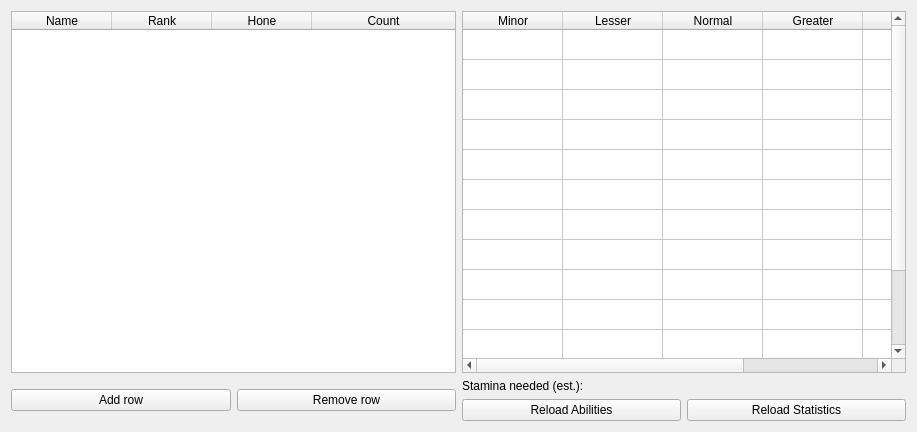
Tibonium/ffrk_abilities, file ffrk_abilities.ui: the form before one commit.
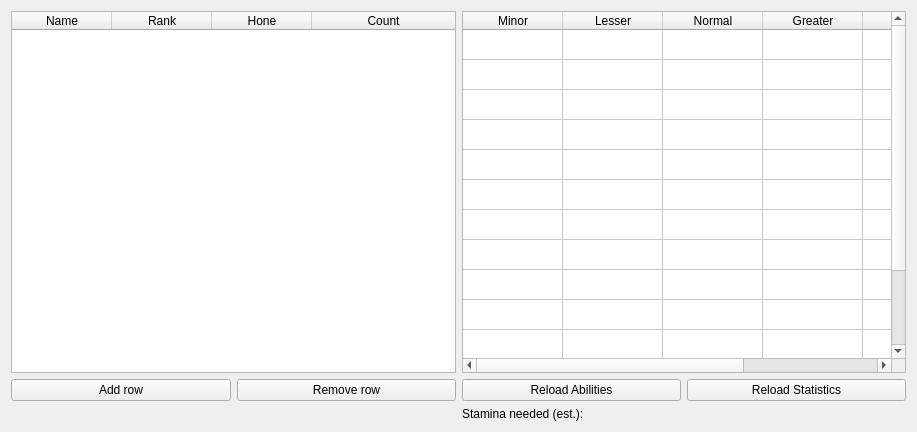
The form after the commit.

The edit to the form file:
```diff
--- a/ffrk_abilities.ui
+++ b/ffrk_abilities.ui
@@ -164,7 +164,25 @@
      </column>
     </widget>
    </item>
+   <item row="2" column="1">
+    <layout class="QGridLayout" name="gridLayout">
    <item row="1" column="0">
+      <widget class="QPushButton" name="ability_button">
+       <property name="text">
+        <string>Reload Abilities</string>
+       </property>
+      </widget>
+     </item>
+     <item row="1" column="1">
+      <widget class="QPushButton" name="prob_button">
+       <property name="text">
+        <string>Reload Statistics</string>
+       </property>
+      </widget>
+     </item>
+    </layout>
+   </item>
+   <item row="2" column="0">
     <layout class="QHBoxLayout" name="horizontalLayout">
      <item>
       <widget class="QPushButton" name="addRow_button">
@@ -182,30 +200,12 @@
      </item>
     </layout>
    </item>
-   <item row="1" column="1">
-    <layout class="QGridLayout" name="gridLayout">
-     <item row="0" column="0" colspan="2">
+   <item row="3" column="1">
       <widget class="QLabel" name="stamina_cost">
        <property name="text">
         <string>Stamina needed (est.):</string>
        </property>
       </widget>
-     </item>
-     <item row="1" column="0">
-      <widget class="QPushButton" name="ability_button">
-       <property name="text">
-        <string>Reload Abilities</string>
-       </property>
-      </widget>
-     </item>
-     <item row="1" column="1">
-      <widget class="QPushButton" name="prob_button">
-       <property name="text">
-        <string>Reload Statistics</string>
-       </property>
-      </widget>
-     </item>
-    </layout>
    </item>
   </layout>
   <zorder>orb_table</zorder>
```
Left out of the diff: 4 changed lines with no effect on the pictures. Lines whose indentation alone changed are shown as unchanged.
